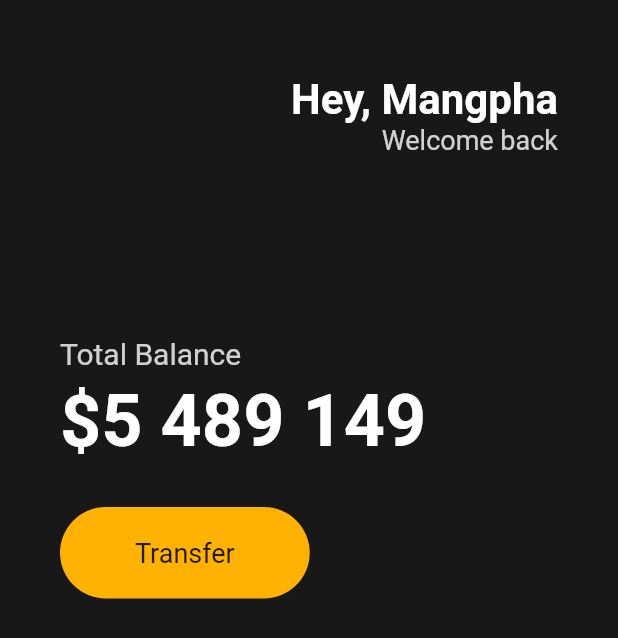
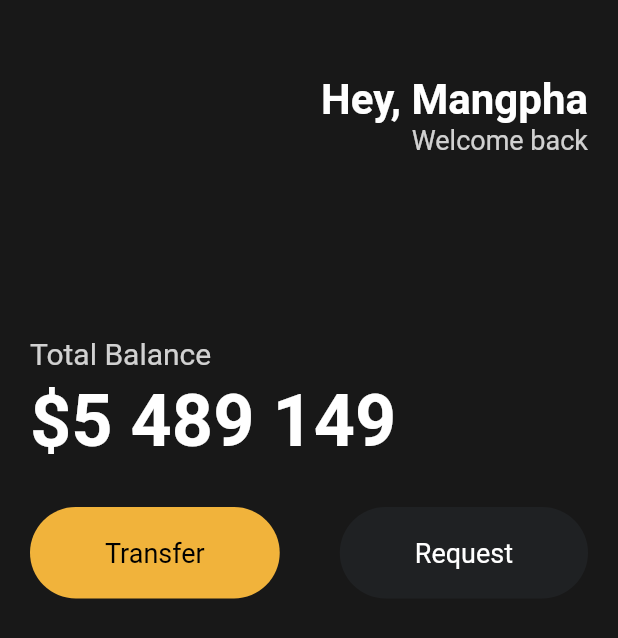
Before and after one commit to Mangpha/flutter-practice, a Flutter app: the screen it shows after launch, on a phone screen of 412 x 824 dp. Shown: the top 638 px of the screen. Run offline on Flutter 3.47's test engine with Material 2 defaults, Android fonts, the phone set to English and light mode, and no system bars.

Commit message:
Reusable Button Widget

```diff
--- a/lib/main.dart
+++ b/lib/main.dart
@@ -1,4 +1,5 @@
 import 'package:flutter/material.dart';
+import 'package:flutter_practice/widgets/button.dart';
 
 void main() {
   runApp(App());
@@ -7,12 +8,13 @@ void main() {
 class App extends StatelessWidget {
   @override
   Widget build(BuildContext context) {
-    // TODO: implement build
     return MaterialApp(
       home: Scaffold(
         backgroundColor: const Color(0xFF181818),
         body: Padding(
-          padding: const EdgeInsets.symmetric(horizontal: 40),
+          padding: const EdgeInsets.symmetric(
+            horizontal: 20,
+          ),
           child: Column(
             crossAxisAlignment: CrossAxisAlignment.start,
             children: [
@@ -69,22 +71,18 @@ class App extends StatelessWidget {
                 height: 30,
               ),
               Row(
-                children: [
-                  Container(
-                      decoration: BoxDecoration(
-                        color: Colors.amber.shade600,
-                        borderRadius: BorderRadius.circular(45),
-                      ),
-                      child: const Padding(
-                        padding: EdgeInsets.symmetric(
-                          vertical: 20,
-                          horizontal: 50,
-                        ),
-                        child: Text(
-                          'Transfer',
-                          style: TextStyle(fontSize: 18),
-                        ),
-                      ))
+                mainAxisAlignment: MainAxisAlignment.spaceBetween,
+                children: const [
+                  Button(
+                    text: 'Transfer',
+                    bgColor: Color(0xFFF1B33B),
+                    textColor: Colors.black,
+                  ),
+                  Button(
+                    text: 'Request',
+                    bgColor: Color(0xFF1F2123),
+                    textColor: Colors.white,
+                  )
                 ],
               )
             ],
--- /dev/null
+++ b/lib/widgets/button.dart
@@ -0,0 +1,37 @@
+import 'package:flutter/material.dart';
+
+class Button extends StatelessWidget {
+  final String text;
+  final Color bgColor;
+  final Color textColor;
+
+  const Button({
+    super.key,
+    required this.text,
+    required this.bgColor,
+    required this.textColor,
+  });
+
+  @override
+  Widget build(BuildContext context) {
+    return Container(
+      decoration: BoxDecoration(
+        color: bgColor,
+        borderRadius: BorderRadius.circular(45),
+      ),
+      child: Padding(
+        padding: const EdgeInsets.symmetric(
+          vertical: 20,
+          horizontal: 50,
+        ),
+        child: Text(
+          text,
+          style: TextStyle(
+            fontSize: 18,
+            color: textColor,
+          ),
+        ),
+      ),
+    );
+  }
+}
```
